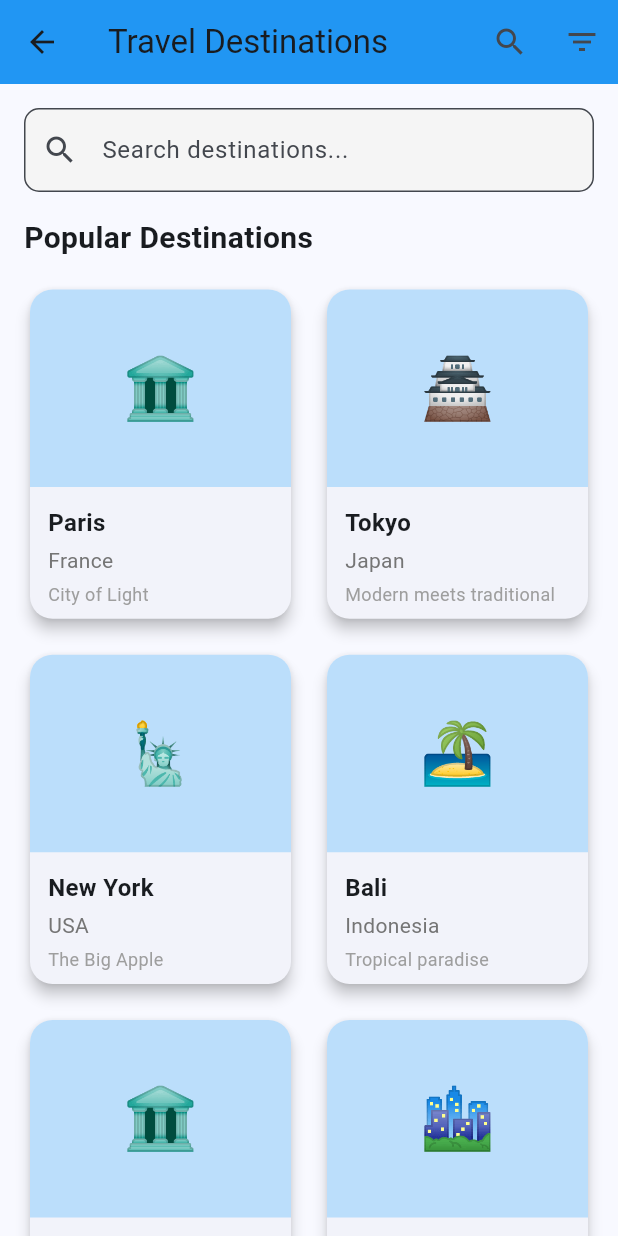
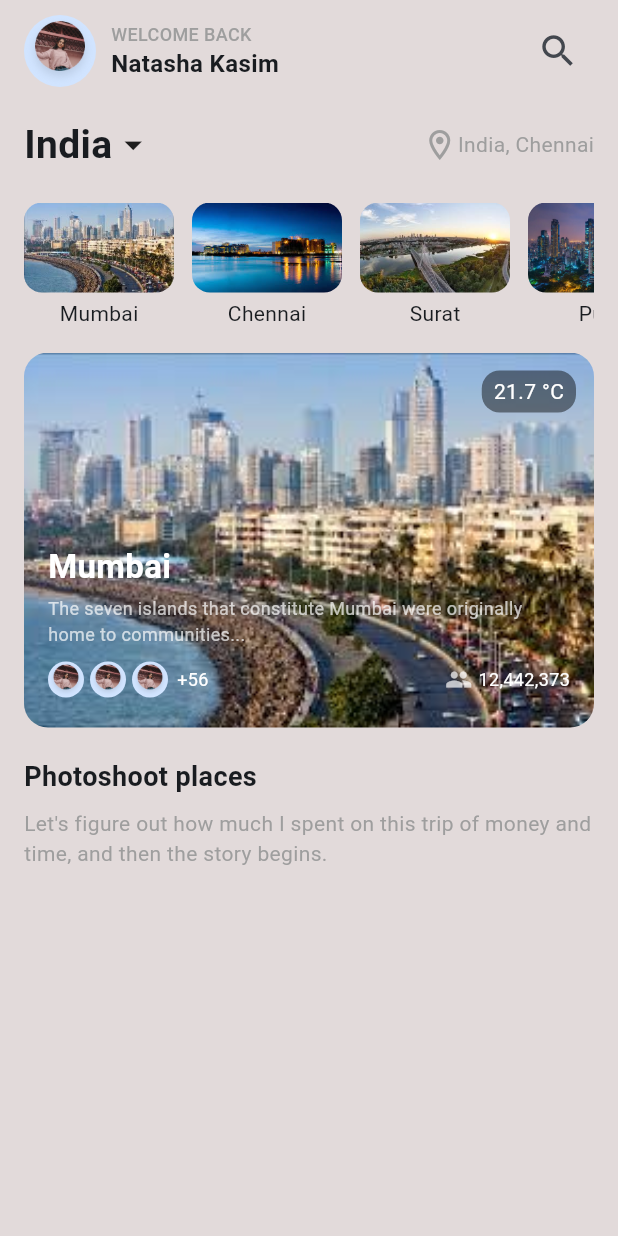
Before and after one commit to itachixa/trave_lapp, a Flutter app: the HomeScreen screen opened directly, on a phone screen of 412 x 824 dp. Run offline on Flutter 3.47's test engine with Material 3 defaults, Android fonts, the phone set to English and light mode, and no system bars; our stand-ins replace google_maps_flutter.

Commit message:
new assets and  new designe for home page

```diff
--- a/lib/Home.dart
+++ b/lib/Home.dart
@@ -8,192 +8,224 @@ class HomeScreen extends StatefulWidget {
 }
 
 class _HomeScreenState extends State<HomeScreen> {
-  final List<Map<String, String>> destinations = [
-    {
-      'name': 'Paris',
-      'country': 'France',
-      'image': '🏛️',
-      'description': 'City of Light'
-    },
-    {
-      'name': 'Tokyo',
-      'country': 'Japan',
-      'image': '🏯',
-      'description': 'Modern meets traditional'
-    },
-    {
-      'name': 'New York',
-      'country': 'USA',
-      'image': '🗽',
-      'description': 'The Big Apple'
-    },
-    {
-      'name': 'Bali',
-      'country': 'Indonesia',
-      'image': '🏝️',
-      'description': 'Tropical paradise'
-    },
-    {
-      'name': 'Rome',
-      'country': 'Italy',
-      'image': '🏛️',
-      'description': 'Eternal City'
-    },
-    {
-      'name': 'Dubai',
-      'country': 'UAE',
-      'image': '🏙️',
-      'description': 'City of Gold'
-    },
-  ];
-
   @override
   Widget build(BuildContext context) {
     return Scaffold(
-      appBar: AppBar(
-        title: const Text('Travel Destinations'),
-        backgroundColor: Colors.blue,
-        actions: [
-          IconButton(
-            icon: const Icon(Icons.search),
-            onPressed: () {
-              // Search functionality (not implemented yet)
-            },
-          ),
-          IconButton(
-            icon: const Icon(Icons.filter_list),
-            onPressed: () {
-              // Filter functionality (not implemented yet)
-            },
-          ),
-        ],
-      ),
-      body: Column(
-        children: [
-          // Search bar
-          Padding(
-            padding: const EdgeInsets.all(16.0),
-            child: TextField(
-              decoration: InputDecoration(
-                hintText: 'Search destinations...',
-                prefixIcon: const Icon(Icons.search),
-                border: OutlineInputBorder(
-                  borderRadius: BorderRadius.circular(10),
-                ),
-                filled: true,
-                fillColor: Colors.grey[100],
-              ),
-            ),
-          ),
-
-          // Popular destinations
-          const Padding(
-            padding: EdgeInsets.symmetric(horizontal: 16.0),
-            child: Align(
-              alignment: Alignment.centerLeft,
-              child: Text(
-                'Popular Destinations',
-                style: TextStyle(
-                  fontSize: 20,
-                  fontWeight: FontWeight.bold,
-                ),
-              ),
-            ),
-          ),
-
-          // Destinations grid
-          Expanded(
-            child: GridView.builder(
-              padding: const EdgeInsets.all(16.0),
-              gridDelegate: const SliverGridDelegateWithFixedCrossAxisCount(
-                crossAxisCount: 2,
-                crossAxisSpacing: 16.0,
-                mainAxisSpacing: 16.0,
-                childAspectRatio: 0.8,
-              ),
-              itemCount: destinations.length,
-              itemBuilder: (context, index) {
-                final destination = destinations[index];
-                return Card(
-                  elevation: 4,
-                  shape: RoundedRectangleBorder(
-                    borderRadius: BorderRadius.circular(15),
-                  ),
-                  child: InkWell(
-                    onTap: () {
-                      // Navigate to destination details (not implemented yet)
-                      ScaffoldMessenger.of(context).showSnackBar(
-                        SnackBar(
-                          content: Text('Selected ${destination['name']}'),
-                        ),
-                      );
-                    },
-                    borderRadius: BorderRadius.circular(15),
+      backgroundColor: const Color.fromARGB(255, 226, 218, 218),
+      body: SafeArea(
+        child: SingleChildScrollView(
+          padding: const EdgeInsets.symmetric(horizontal: 16, vertical: 10),
           child: Column(
             crossAxisAlignment: CrossAxisAlignment.start,
             children: [
-                        Expanded(
-                          flex: 3,
-                          child: Container(
-                            width: double.infinity,
-                            decoration: BoxDecoration(
-                              color: Colors.blue[100],
-                              borderRadius: const BorderRadius.only(
-                                topLeft: Radius.circular(15),
-                                topRight: Radius.circular(15),
+              /// Header
+              Row(
+                mainAxisAlignment: MainAxisAlignment.spaceBetween,
+                children: [
+                  Row(
+                    children: [
+                      const CircleAvatar(
+                        backgroundImage: AssetImage("assets/user.png"),
+                        radius: 24,
+                      ),
+                      const SizedBox(width: 10),
+                      Column(
+                        crossAxisAlignment: CrossAxisAlignment.start,
+                        children: const [
+                          Text(
+                            "WELCOME BACK",
+                            style: TextStyle(
+                              fontSize: 12,
+                              color: Colors.grey,
+                              fontWeight: FontWeight.w500,
                             ),
                           ),
-                            child: Center(
-                              child: Text(
-                                destination['image']!,
-                                style: const TextStyle(fontSize: 40),
-                              ),
-                            ),
-                          ),
-                        ),
-                        Expanded(
-                          flex: 2,
-                          child: Padding(
-                            padding: const EdgeInsets.all(12.0),
-                            child: Column(
-                              crossAxisAlignment: CrossAxisAlignment.start,
-                              children: [
                           Text(
-                                  destination['name']!,
-                                  style: const TextStyle(
+                            "Natasha Kasim",
+                            style: TextStyle(
                               fontSize: 16,
                               fontWeight: FontWeight.bold,
                             ),
                           ),
-                                const SizedBox(height: 4),
+                        ],
+                      ),
+                    ],
+                  ),
+                  IconButton(
+                    onPressed: () {},
+                    icon: const Icon(Icons.search, size: 28),
+                  ),
+                ],
+              ),
+
+              const SizedBox(height: 20),
+
+              /// Country & Location
+              Row(
+                mainAxisAlignment: MainAxisAlignment.spaceBetween,
+                children: [
+                  Row(
+                    children: const [
                       Text(
-                                  destination['country']!,
+                        "India",
                         style: TextStyle(
-                                    fontSize: 14,
-                                    color: Colors.grey[600],
+                          fontSize: 26,
+                          fontWeight: FontWeight.bold,
+                        ),
+                      ),
+                      Icon(Icons.arrow_drop_down, size: 28),
+                    ],
+                  ),
+                  Row(
+                    children: const [
+                      Icon(Icons.location_on_outlined, color: Colors.grey),
+                      Text(
+                        "India, Chennai",
+                        style: TextStyle(color: Colors.grey, fontSize: 14),
+                      ),
+                    ],
+                  ),
+                ],
+              ),
+
+              const SizedBox(height: 20),
+
+              /// Horizontal scroll cities
+              SizedBox(
+                height: 80,
+                child: ListView(
+                  scrollDirection: Axis.horizontal,
+                  children: [
+                    _buildCityCard("Mumbai", "assets/mumbai.png"),
+                    _buildCityCard("Chennai", "assets/chennai.png"),
+                    _buildCityCard("Surat", "assets/surat.png"),
+                    _buildCityCard("Pune", "assets/pune.png"),
+                  ],
+                ),
+              ),
+
+              const SizedBox(height: 20),
+
+              /// Big City Card (Mumbai)
+              ClipRRect(
+                borderRadius: BorderRadius.circular(16),
+                child: Stack(
+                  children: [
+                    Image.asset(
+                      "assets/mumbai.png",
+                      height: 250,
+                      width: double.infinity,
+                      fit: BoxFit.cover,
+                    ),
+                    Positioned(
+                      top: 12,
+                      right: 12,
+                      child: Container(
+                        padding: const EdgeInsets.symmetric(horizontal: 8, vertical: 4),
+                        decoration: BoxDecoration(
+                          color: Colors.black45,
+                          borderRadius: BorderRadius.circular(12),
+                        ),
+                        child: const Text(
+                          "21.7 °C",
+                          style: TextStyle(color: Colors.white, fontSize: 14),
+                        ),
+                      ),
+                    ),
+                    Positioned(
+                      bottom: 20,
+                      left: 16,
+                      right: 16,
+                      child: Column(
+                        crossAxisAlignment: CrossAxisAlignment.start,
+                        children: [
+                          const Text(
+                            "Mumbai",
+                            style: TextStyle(
+                              fontSize: 22,
+                              fontWeight: FontWeight.bold,
+                              color: Colors.white,
                             ),
                           ),
                           const SizedBox(height: 4),
-                                Text(
-                                  destination['description']!,
-                                  style: const TextStyle(
-                                    fontSize: 12,
-                                    color: Colors.grey,
+                          const Text(
+                            "The seven islands that constitute Mumbai were originally home to communities...",
+                            style: TextStyle(color: Colors.white70, fontSize: 12),
                           ),
-                                  maxLines: 2,
-                                  overflow: TextOverflow.ellipsis,
+                          const SizedBox(height: 10),
+                          Row(
+                            children: [
+                              const CircleAvatar(
+                                radius: 12,
+                                backgroundImage: AssetImage("assets/user.png"),
+                              ),
+                              const SizedBox(width: 4),
+                              const CircleAvatar(
+                                radius: 12,
+                                backgroundImage: AssetImage("assets/user.png"),
+                              ),
+                              const SizedBox(width: 4),
+                              const CircleAvatar(
+                                radius: 12,
+                                backgroundImage: AssetImage("assets/user.png"),
+                              ),
+                              const SizedBox(width: 6),
+                              const Text(
+                                "+56",
+                                style: TextStyle(color: Colors.white, fontSize: 12),
+                              ),
+                              const Spacer(),
+                              const Icon(Icons.people, color: Colors.white70, size: 18),
+                              const SizedBox(width: 4),
+                              const Text(
+                                "12,442,373",
+                                style: TextStyle(color: Colors.white, fontSize: 12),
+                              ),
+                            ],
+                          ),
+                        ],
+                      ),
+                    ),
+                  ],
+                ),
+              ),
+
+              const SizedBox(height: 20),
+
+              /// Section Photoshoot
+              const Text(
+                "Photoshoot places",
+                style: TextStyle(fontSize: 18, fontWeight: FontWeight.bold),
+              ),
+              const SizedBox(height: 8),
+              const Text(
+                "Let's figure out how much I spent on this trip of money and time, and then the story begins.",
+                style: TextStyle(color: Colors.grey, fontSize: 14),
               ),
             ],
           ),
         ),
       ),
-                      ],
+    );
+  }
+
+  Widget _buildCityCard(String title, String imagePath) {
+    return Container(
+      width: 100,
+      margin: const EdgeInsets.only(right: 12),
+      child: Column(
+        children: [
+          ClipRRect(
+            borderRadius: BorderRadius.circular(12),
+            child: Image.asset(
+              imagePath,
+              width: 100,
+              height: 60,
+              fit: BoxFit.cover,
             ),
           ),
-                );
-              },
-            ),
-          ),
+          const SizedBox(height: 4),
+          Text(title, style: const TextStyle(fontSize: 14)),
         ],
       ),
     );
--- /dev/null
+++ b/lib/loding.dart
@@ -0,0 +1,35 @@
+import 'package:flutter/material.dart';
+import 'login.dart';
+
+class LoadingScreen extends StatefulWidget {
+  const LoadingScreen({super.key});
+
+  @override
+  State<LoadingScreen> createState() => _LoadingScreenState();
+}
+
+class _LoadingScreenState extends State<LoadingScreen> {
+  @override
+  void initState() {
+    super.initState();
+    // Attendre 3 secondes avant de rediriger
+    Future.delayed(const Duration(seconds: 3), () {
+      Navigator.pushReplacement(
+        context,
+        MaterialPageRoute(builder: (context) => const LoginScreen()),
+      );
+    });
+  }
+
+  @override
+  Widget build(BuildContext context) {
+    return Scaffold(
+      body: Image.asset(
+        "assets/image.png",
+        width: double.infinity,
+        height: double.infinity,
+        fit: BoxFit.cover,
+      ),
+    );
+  }
+}
--- a/lib/login.dart
+++ b/lib/login.dart
@@ -40,7 +40,7 @@ class _LoginScreenState extends State<LoginScreen> {
           gradient: LinearGradient(
             begin: Alignment.topCenter,
             end: Alignment.bottomCenter,
-            colors: [Colors.blue, Colors.lightBlueAccent],
+            colors: [Color.fromARGB(255, 228, 235, 241), Color.fromARGB(255, 168, 180, 185)],
           ),
         ),
         child: Center(
@@ -56,7 +56,7 @@ class _LoginScreenState extends State<LoginScreen> {
                 ),
                 const SizedBox(height: 20),
                 const Text(
-                  'Travel App',
+                  'Travel_India',
                   style: TextStyle(
                     fontSize: 32,
                     fontWeight: FontWeight.bold,
@@ -99,7 +99,7 @@ class _LoginScreenState extends State<LoginScreen> {
                           child: ElevatedButton(
                             onPressed: _isLoading ? null : _login,
                             style: ElevatedButton.styleFrom(
-                              backgroundColor: Colors.blue,
+                              backgroundColor: const Color.fromARGB(255, 12, 12, 12),
                               shape: RoundedRectangleBorder(
                                 borderRadius: BorderRadius.circular(10),
                               ),
@@ -119,7 +119,7 @@ class _LoginScreenState extends State<LoginScreen> {
                           },
                           child: const Text(
                             'Don\'t have an account? Sign up',
-                            style: TextStyle(color: Colors.blue),
+                            style: TextStyle(color: Color.fromARGB(255, 15, 15, 15)),
                           ),
                         ),
                       ],
--- a/lib/main.dart
+++ b/lib/main.dart
@@ -1,5 +1,5 @@
 import 'package:flutter/material.dart';
-import 'login.dart';
+import 'loding.dart';
 import 'Home.dart';
 import 'map.dart';
 import 'profil.dart';
@@ -19,7 +19,7 @@
         colorScheme: ColorScheme.fromSeed(seedColor: Colors.blue),
         useMaterial3: true,
       ),
-      home: const LoginScreen(),
+      home: const LoadingScreen(),
       debugShowCheckedModeBanner: false,
     );
   }
```
Also changed, not shown: pubspec.yaml (+8 -3 lines), assets/chennai.png (added), assets/image.png (added), assets/mumbai.png (added), assets/pune.png (added), assets/surat.png (added), assets/user.png (added), lib/img.svg (added). Lines whose indentation alone changed are shown as unchanged.
